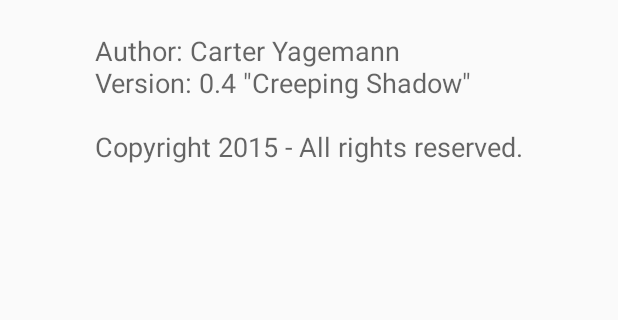
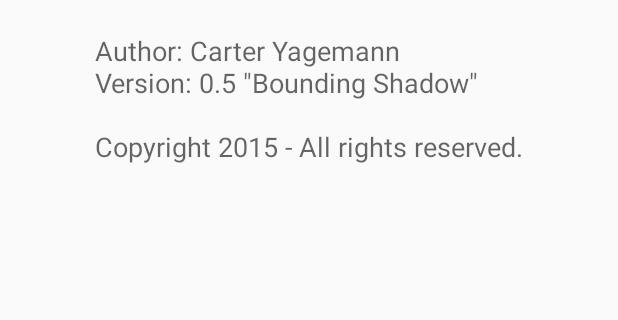
Before and after one commit to intentio-ex-machina/SEIntent-Firewall-App, an Android app: the screen it shows after launch (AboutActivity), in the options menu, after a tap on "About", on a phone screen of 412 x 824 dp, the part 577-897 px from its top. Run offline under Robolectric (Android 15) with nearby library versions, the phone set to English and light mode, and no system bars; 1 statement that could not run was skipped.

Commit message:
Fixed status in status activity.

```diff
--- a/app/src/main/res/layout/activity_status.xml
+++ b/app/src/main/res/layout/activity_status.xml
@@ -21,7 +21,7 @@
         android:layout_height="wrap_content"
         android:textAppearance="?android:attr/textAppearanceLarge"
         android:id="@+id/statusValue"
-        android:text="Disabled"
+        android:text="Unknown"
         android:layout_marginLeft="5dp"
         android:layout_alignParentTop="true"
         android:layout_alignParentEnd="true" />
--- a/app/src/main/res/menu/menu_status.xml
+++ b/app/src/main/res/menu/menu_status.xml
@@ -3,5 +3,5 @@
     <item android:id="@+id/about"
         android:title="About" />
     <item android:id="@+id/enable_debug"
-        android:title="Enable Debug Mode" />
+        android:title="Toggle Debug Mode" />
 </menu>
--- a/app/src/main/res/values/strings.xml
+++ b/app/src/main/res/values/strings.xml
@@ -1,8 +1,8 @@
 <resources>
     <string name="app_name">SEIntent Firewall</string>
     <string name="app_author">Carter Yagemann</string>
-    <string name="app_version">0.4</string>
-    <string name="app_codename">\"Creeping Shadow\"</string>
+    <string name="app_version">0.5</string>
+    <string name="app_codename">\"Bounding Shadow\"</string>
     <string name="app_copyright">Copyright 2015 - All rights reserved.</string>
 
     <string-array name="policy_array">
```
Also changed, not shown: app/src/main/java/com/carteryagemann/seintentfirewall/FirewallService.java (+0 -14 lines), app/src/main/java/com/carteryagemann/seintentfirewall/StatusActivity.java (+15 -6 lines).
